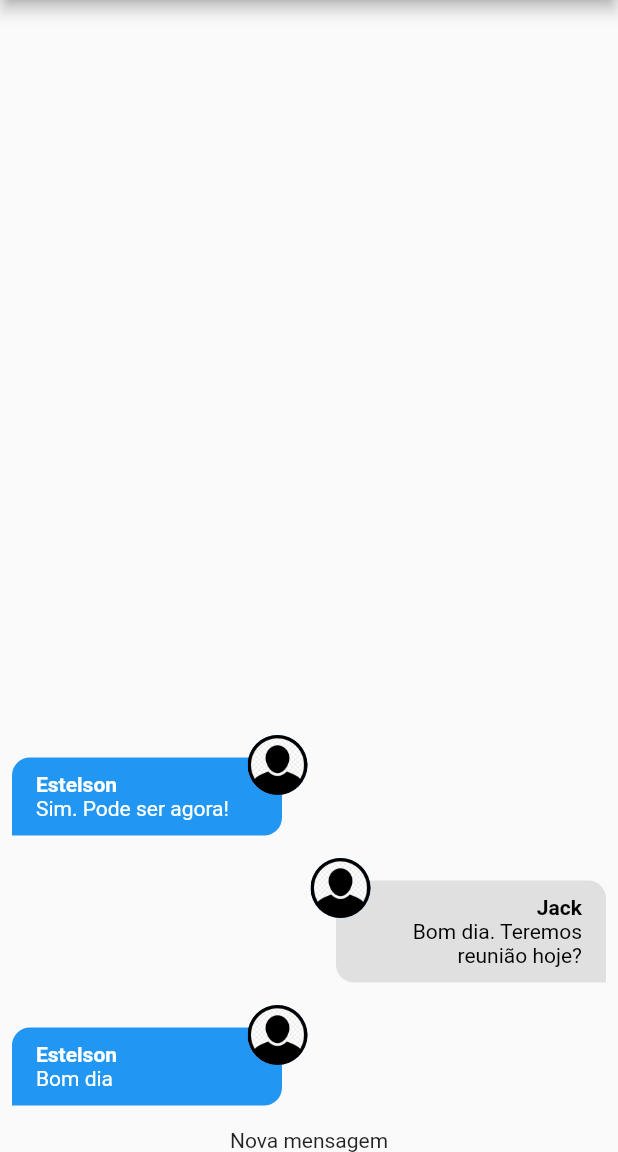
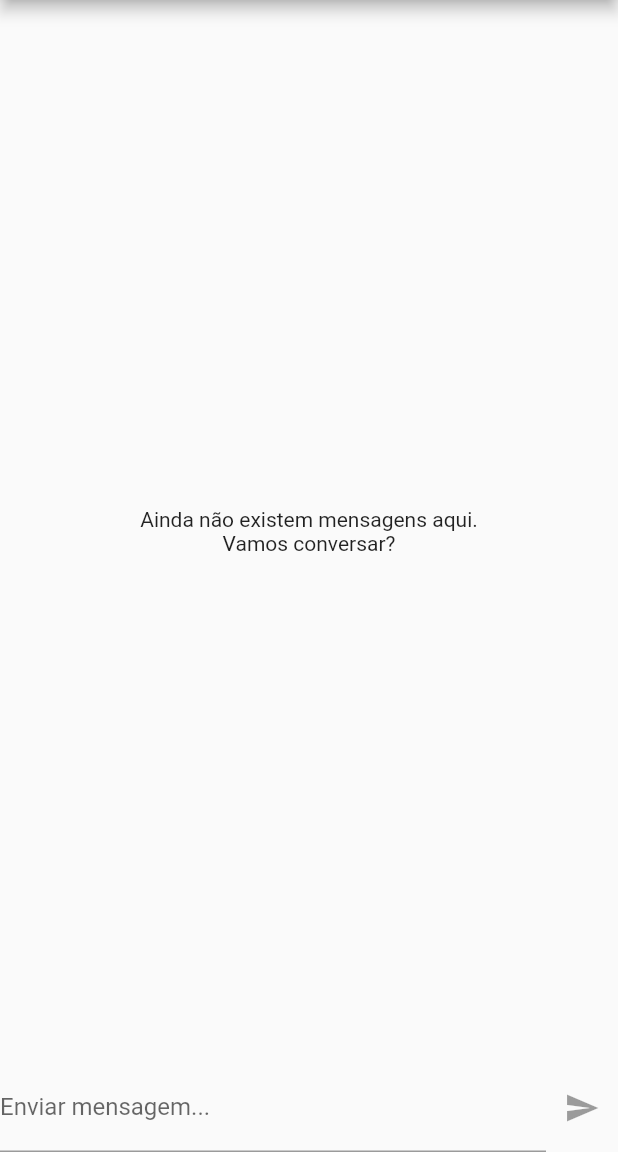
Before and after one commit to estelson/lulu_chat, a Flutter app: the screen it shows after launch, on a phone screen of 412 x 824 dp, the part 84-1236 px from its top. Run offline on Flutter 3.47's test engine with Material 2 defaults, Android fonts, the phone set to English and light mode, and no system bars; our stand-ins replace image_picker; missing offline and left inert: validatorless; accounts and stored records are empty.

Commit message:
Iniciando a configuração de envio de mensagens

```diff
--- a/lib/components/new_message.dart
+++ b/lib/components/new_message.dart
@@ -1,12 +1,51 @@
 import 'package:flutter/material.dart';
+import 'package:lulu_chat/core/services/auth/auth_service.dart';
+import 'package:lulu_chat/core/services/chat/chat_service.dart';
 
-class NewMessage extends StatelessWidget {
+class NewMessage extends StatefulWidget {
   const NewMessage({Key? key}) : super(key: key);
 
   @override
+  State<NewMessage> createState() => _NewMessageState();
+}
+
+class _NewMessageState extends State<NewMessage> {
+  String _message = "";
+
+  final _messageController = TextEditingController();
+
+  Future<void> _sendMessage() async {
+    final user = AuthService().getCurrentUser;
+    if(user != null) {
+      await ChatService().save(_message, user);
+
+      _messageController.clear();
+    }
+  }
+
+  @override
   Widget build(BuildContext context) {
-    return Center(
-      child: Text("Nova mensagem"),
+    return Row(
+      children: [
+        Expanded(
+          child: TextField(
+            controller: _messageController,
+            onChanged: (msg) => setState(() => _message = msg),
+            decoration: InputDecoration(
+              labelText: "Enviar mensagem...",
+            ),
+            onSubmitted: (_) {
+              if(_message.trim().isNotEmpty) {
+                _sendMessage();
+              }
+            },
+          ),
+        ),
+        IconButton(
+          onPressed: _message.trim().isEmpty ? null : _sendMessage,
+          icon: Icon(Icons.send),
+        ),
+      ],
     );
   }
 }
--- a/lib/core/services/chat/chat_mock_service.dart
+++ b/lib/core/services/chat/chat_mock_service.dart
@@ -7,30 +7,30 @@
 
 class ChatMockService implements ChatService {
   static final List<ChatMessage> _msgs = [
-    ChatMessage(
-      id: "1",
-      text: "Bom dia",
-      createdAt: DateTime.now(),
-      userId: "123",
-      userName: "Estelson",
-      userImageUrl: "assets/images/avatar.png",
-    ),
-    ChatMessage(
-      id: "2",
-      text: "Bom dia. Teremos reunião hoje?",
-      createdAt: DateTime.now(),
-      userId: "456",
-      userName: "Jack",
-      userImageUrl: "assets/images/avatar.png",
-    ),
-    ChatMessage(
-      id: "3",
-      text: "Sim. Pode ser agora!",
-      createdAt: DateTime.now(),
-      userId: "123",
-      userName: "Estelson",
-      userImageUrl: "assets/images/avatar.png",
-    ),
+    // ChatMessage(
+    //   id: "1",
+    //   text: "Bom dia",
+    //   createdAt: DateTime.now(),
+    //   userId: "123",
+    //   userName: "Estelson",
+    //   userImageUrl: "assets/images/avatar.png",
+    // ),
+    // ChatMessage(
+    //   id: "2",
+    //   text: "Bom dia. Teremos reunião hoje?",
+    //   createdAt: DateTime.now(),
+    //   userId: "456",
+    //   userName: "Jack",
+    //   userImageUrl: "assets/images/avatar.png",
+    // ),
+    // ChatMessage(
+    //   id: "3",
+    //   text: "Sim. Pode ser agora!",
+    //   createdAt: DateTime.now(),
+    //   userId: "123",
+    //   userName: "Estelson",
+    //   userImageUrl: "assets/images/avatar.png",
+    // ),
   ];
 
   static MultiStreamController<List<ChatMessage>>? _controller;
@@ -56,7 +56,7 @@
 
     _msgs.add(newMessage);
 
-    _controller?.add(_msgs);
+    _controller?.add(_msgs.reversed.toList());
 
     return newMessage;
   }
```
